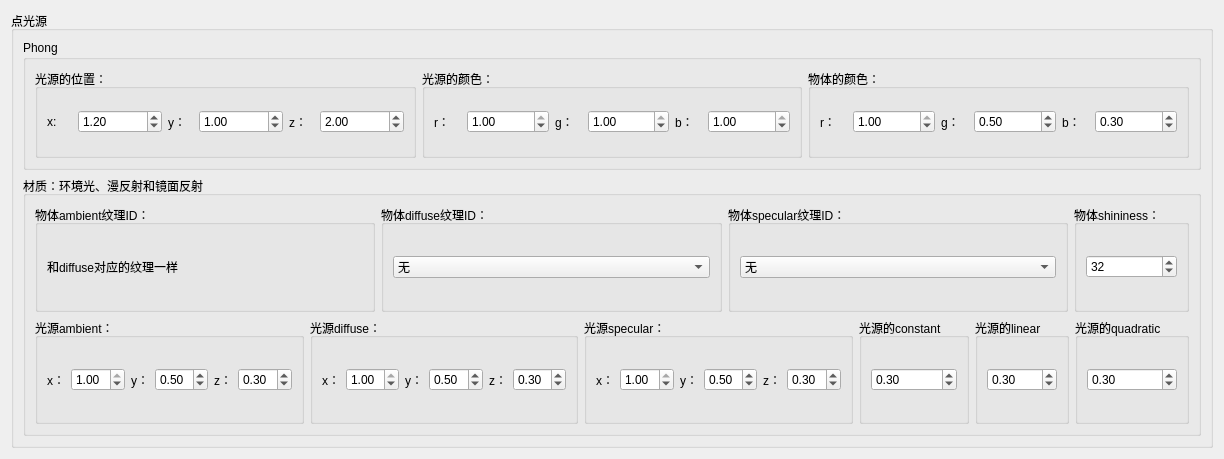
Qt form 02-BaseLighting/08-point-light/point_light.ui (WeiMuYang/rendering-tool) before a commit.
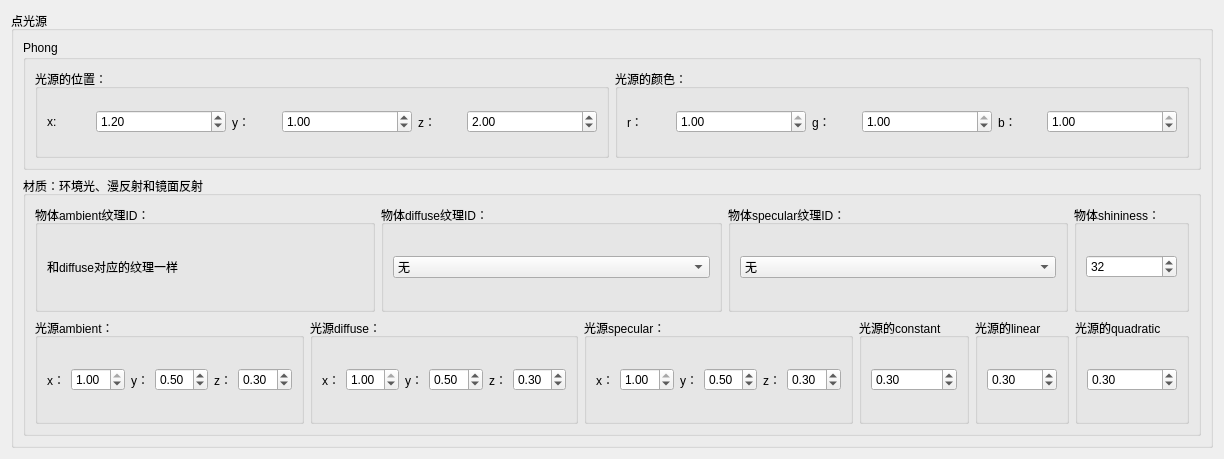
The same form after that commit.

Patch:
```diff
--- a/02-BaseLighting/08-point-light/point_light.ui
+++ b/02-BaseLighting/08-point-light/point_light.ui
@@ -210,90 +210,6 @@
                </layout>
               </widget>
              </item>
-             <item>
-              <widget class="QGroupBox" name="colorUniformBox_3">
-               <property name="minimumSize">
-                <size>
-                 <width>0</width>
-                 <height>50</height>
-                </size>
-               </property>
-               <property name="title">
-                <string>物体的颜色：</string>
-               </property>
-               <layout class="QHBoxLayout" name="horizontalLayout_6" stretch="1,3,1,3,1,3">
-                <item>
-                 <widget class="QLabel" name="label_12">
-                  <property name="text">
-                   <string>r：</string>
-                  </property>
-                 </widget>
-                </item>
-                <item>
-                 <widget class="QDoubleSpinBox" name="Obj_X_SpinBox">
-                  <property name="minimum">
-                   <double>0.000000000000000</double>
-                  </property>
-                  <property name="maximum">
-                   <double>1.000000000000000</double>
-                  </property>
-                  <property name="singleStep">
-                   <double>0.100000000000000</double>
-                  </property>
-                  <property name="value">
-                   <double>1.000000000000000</double>
-                  </property>
-                 </widget>
-                </item>
-                <item>
-                 <widget class="QLabel" name="label_13">
-                  <property name="text">
-                   <string>g：</string>
-                  </property>
-                 </widget>
-                </item>
-                <item>
-                 <widget class="QDoubleSpinBox" name="Obj_Y_SpinBox">
-                  <property name="minimum">
-                   <double>0.000000000000000</double>
-                  </property>
-                  <property name="maximum">
-                   <double>1.000000000000000</double>
-                  </property>
-                  <property name="singleStep">
-                   <double>0.100000000000000</double>
-                  </property>
-                  <property name="value">
-                   <double>0.500000000000000</double>
-                  </property>
-                 </widget>
-                </item>
-                <item>
-                 <widget class="QLabel" name="label_14">
-                  <property name="text">
-                   <string>b：</string>
-                  </property>
-                 </widget>
-                </item>
-                <item>
-                 <widget class="QDoubleSpinBox" name="Obj_Z_SpinBox">
-                  <property name="minimum">
-                   <double>0.000000000000000</double>
-                  </property>
-                  <property name="maximum">
-                   <double>1.000000000000000</double>
-                  </property>
-                  <property name="singleStep">
-                   <double>0.100000000000000</double>
-                  </property>
-                  <property name="value">
-                   <double>0.300000000000000</double>
-                  </property>
-                 </widget>
-                </item>
-               </layout>
-              </widget>
-             </item>
             </layout>
            </item>
           </layout>
```
